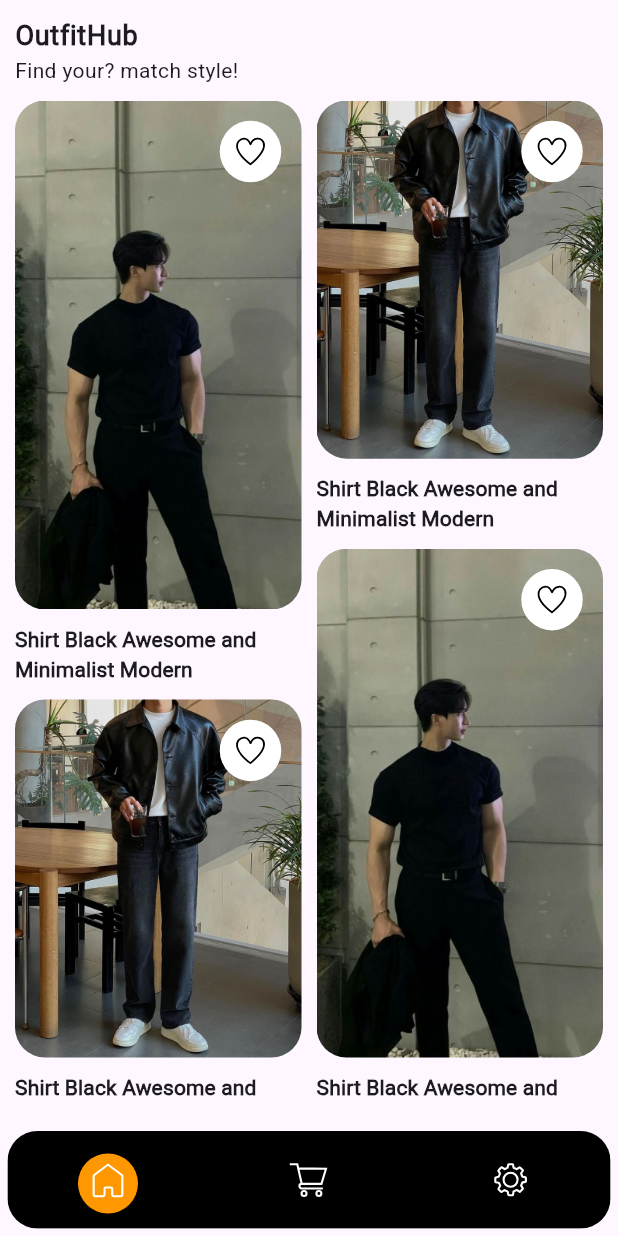
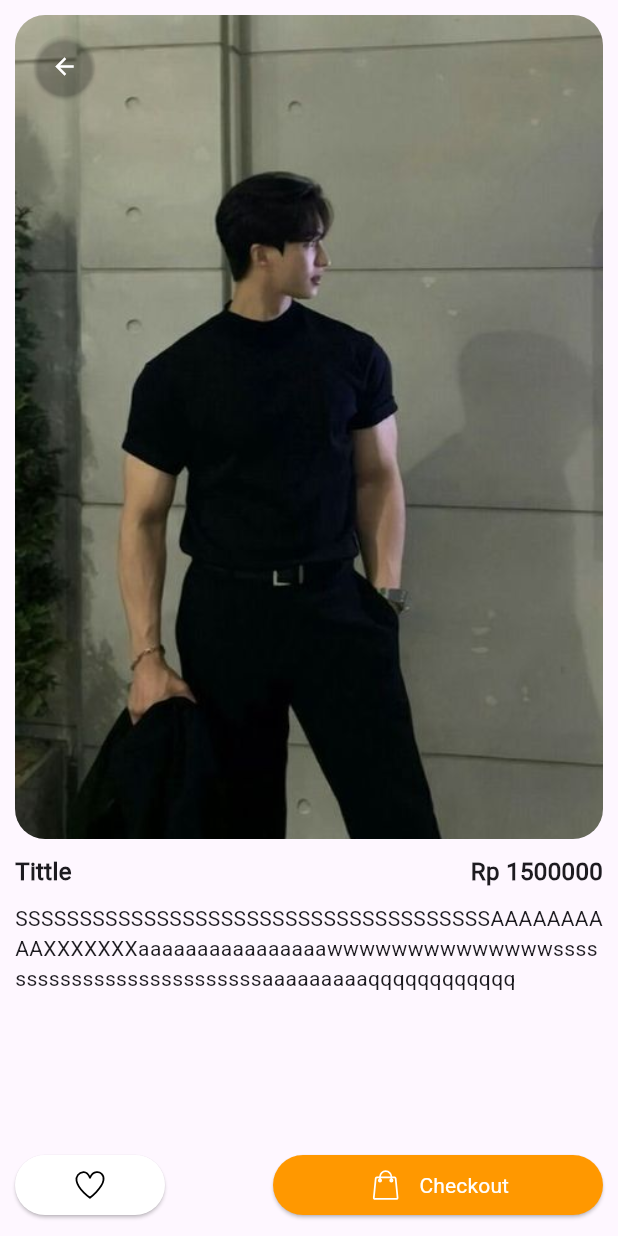
Before and after one commit to SatriaAkbarRizki/OutfitHub, a Flutter app: the Navbar screen opened by its route, after a tap on an icon or button, on a phone screen of 412 x 824 dp. Run offline on Flutter 3.47's test engine with Material 3 defaults, Android fonts, the light colour scheme and no system bars; our stand-ins replace flutter_svg, go_router.

Commit message:
add: detail product screen

```diff
--- a/lib/route/routenav.dart
+++ b/lib/route/routenav.dart
@@ -1,5 +1,6 @@
 import 'package:go_router/go_router.dart';
 import 'package:outfithub/navigation/navbar.dart';
+import 'package:outfithub/screen/detail.dart';
 import 'package:outfithub/screen/signin.dart';
 import 'package:outfithub/screen/signup.dart';
 
@@ -12,5 +13,6 @@ final routerNav = GoRouter(initialLocation: SigninScreen.routeName, routes: [
     path: SignupScreen.routeName,
     builder: (context, state) => SignupScreen(),
   ),
-  GoRoute(path: Navbar.routeName, builder: (context, state) => Navbar(),)
+  GoRoute(path: DetailScreen.rouieName, builder: (context, state) => DetailScreen(),),
+  GoRoute(path: Navbar.routeName, builder: (context, state) => Navbar(),),
 ]);
--- /dev/null
+++ b/lib/screen/detail.dart
@@ -0,0 +1,27 @@
+import 'package:flutter/material.dart';
+import 'package:outfithub/widget/button_detail.dart';
+import 'package:outfithub/widget/detail_product.dart';
+
+class DetailScreen extends StatelessWidget {
+  static String rouieName = '/detailScreen';
+  const DetailScreen({super.key});
+
+  @override
+  Widget build(BuildContext context) {
+    return Scaffold(
+      body: SafeArea(
+        child: Padding(
+          padding: const EdgeInsets.all(10),
+          child: Column(
+            crossAxisAlignment: CrossAxisAlignment.start,
+            mainAxisAlignment: MainAxisAlignment.spaceBetween,
+            children: [
+              DetailProduct(),
+              ButtonDetail()
+            ],
+          ),
+        ),
+      ),
+    );
+  }
+}
--- a/lib/theme/mytheme.dart
+++ b/lib/theme/mytheme.dart
@@ -22,6 +22,7 @@ class Mytheme {
       ),
       elevatedButtonTheme: ElevatedButtonThemeData(
           style: ElevatedButton.styleFrom(
+              overlayColor: Colors.transparent,
               foregroundColor: Colors.white,
               backgroundColor: Color(Colors.blueGrey.shade700.value))));
 }
--- /dev/null
+++ b/lib/widget/button_detail.dart
@@ -0,0 +1,46 @@
+import 'package:flutter/material.dart';
+import 'package:flutter_svg/flutter_svg.dart';
+
+class ButtonDetail extends StatelessWidget {
+  const ButtonDetail({super.key});
+
+  @override
+  Widget build(BuildContext context) {
+    return Row(
+      mainAxisAlignment: MainAxisAlignment.spaceBetween,
+      children: [
+        ElevatedButton(
+          onPressed: () {},
+          style: Theme.of(context)
+              .iconButtonTheme
+              .style
+              ?.copyWith(fixedSize: WidgetStatePropertyAll(Size(100, 30))),
+          child: SvgPicture.asset(
+              colorFilter: ColorFilter.mode(Colors.black, BlendMode.srcIn),
+              width: 25,
+              height: 25,
+              "assets/Icons/wishlist.svg"),
+        ),
+        ElevatedButton(
+          onPressed: () {},
+          style: Theme.of(context).iconButtonTheme.style?.copyWith(
+              backgroundColor: WidgetStatePropertyAll(Colors.orange),
+              fixedSize: WidgetStatePropertyAll(Size(220, 30))),
+          child: Row(
+            crossAxisAlignment: CrossAxisAlignment.center,
+            mainAxisAlignment: MainAxisAlignment.center,
+            spacing: 10,
+            children: [
+              SvgPicture.asset(
+                  colorFilter: ColorFilter.mode(Colors.white, BlendMode.srcIn),
+                  width: 25,
+                  height: 25,
+                  "assets/Icons/checkout.svg"),
+              Text("Checkout")
+            ],
+          ),
+        )
+      ],
+    );
+  }
+}
--- /dev/null
+++ b/lib/widget/detail_product.dart
@@ -0,0 +1,68 @@
+import 'package:flutter/material.dart';
+import 'package:go_router/go_router.dart';
+
+class DetailProduct extends StatelessWidget {
+  const DetailProduct({super.key});
+
+  @override
+  Widget build(BuildContext context) {
+    return Column(
+      spacing: 10,
+      crossAxisAlignment: CrossAxisAlignment.start,
+      children: [
+        Stack(
+          children: [
+            ClipRRect(
+              borderRadius: BorderRadius.circular(20),
+              child: SizedBox(
+                height: MediaQuery.of(context).size.height / 1.5,
+                child: Image.asset(
+                  "assets/image/Black Slim Fit Dress.jpg",
+                  width: double.infinity,
+                  fit: BoxFit.cover,
+                ),
+              ),
+            ),
+            Padding(
+              padding: const EdgeInsets.only(top: 10),
+              child: ElevatedButton(
+                onPressed: () => context.pop(),
+                style: Theme.of(context).iconButtonTheme.style?.copyWith(
+                    backgroundColor: WidgetStatePropertyAll(Colors.transparent),
+                    shape: WidgetStatePropertyAll(CircleBorder())),
+                child: Icon(
+                  Icons.arrow_back,
+                  color: Colors.white,
+                ),
+              ),
+            )
+          ],
+        ),
+        Row(
+          mainAxisAlignment: MainAxisAlignment.spaceBetween,
+          children: [
+            Text(
+              "Tittle",
+              style: Theme.of(context)
+                  .textTheme
+                  .bodyMedium
+                  ?.copyWith(fontSize: 16, fontWeight: FontWeight.bold),
+            ),
+            Text(
+              "Rp 1500000",
+              style: Theme.of(context)
+                  .textTheme
+                  .bodyMedium
+                  ?.copyWith(fontSize: 16, fontWeight: FontWeight.bold),
+            )
+          ],
+        ),
+        Text(
+          "SSSSSSSSSSSSSSSSSSSSSSSSSSSSSSSSSSSSSAAAAAAAAAAXXXXXXXaaaaaaaaaaaaaaaawwwwwwwwwwwwwwssssssssssssssssssssssssssaaaaaaaaaqqqqqqqqqqqq",
+          maxLines: 3,
+          overflow: TextOverflow.ellipsis,
+        )
+      ],
+    );
+  }
+}
--- a/lib/widget/masonry_grid.dart
+++ b/lib/widget/masonry_grid.dart
@@ -1,6 +1,8 @@
 import 'package:flutter/material.dart';
 import 'package:flutter_staggered_grid_view/flutter_staggered_grid_view.dart';
 import 'package:flutter_svg/svg.dart';
+import 'package:go_router/go_router.dart';
+import 'package:outfithub/screen/detail.dart';
 
 class MasonryGridWidget extends StatelessWidget {
   final List<String> images = [
@@ -12,15 +14,19 @@ class MasonryGridWidget extends StatelessWidget {
 
   @override
   Widget build(BuildContext context) {
-    return MasonryGridView.count(
-      itemCount: 8, // Maximum number of items
+    return ClipRRect(
+      borderRadius: BorderRadius.circular(20),
+      child: MasonryGridView.count(
+        itemCount: 8,
         mainAxisSpacing: 10,
         crossAxisSpacing: 10,
         itemBuilder: (context, index) => Column(
           crossAxisAlignment: CrossAxisAlignment.start,
           spacing: 10,
           children: [
-          ClipRRect(
+            GestureDetector(
+              onTap: () => context.push(DetailScreen.rouieName),
+              child: ClipRRect(
                 borderRadius: BorderRadius.circular(20),
                 child: Stack(
                   children: [
@@ -45,6 +51,7 @@ class MasonryGridWidget extends StatelessWidget {
                   ],
                 ),
               ),
+            ),
             Text(
               "Shirt Black Awesome and Minimalist Modern",
               maxLines: 2,
@@ -57,6 +64,7 @@ class MasonryGridWidget extends StatelessWidget {
           ],
         ),
         crossAxisCount: 2,
+      ),
     );
   }
 }
```
Also changed, not shown: assets/Icons/checkout.svg (added). Lines whose indentation alone changed are shown as unchanged.
